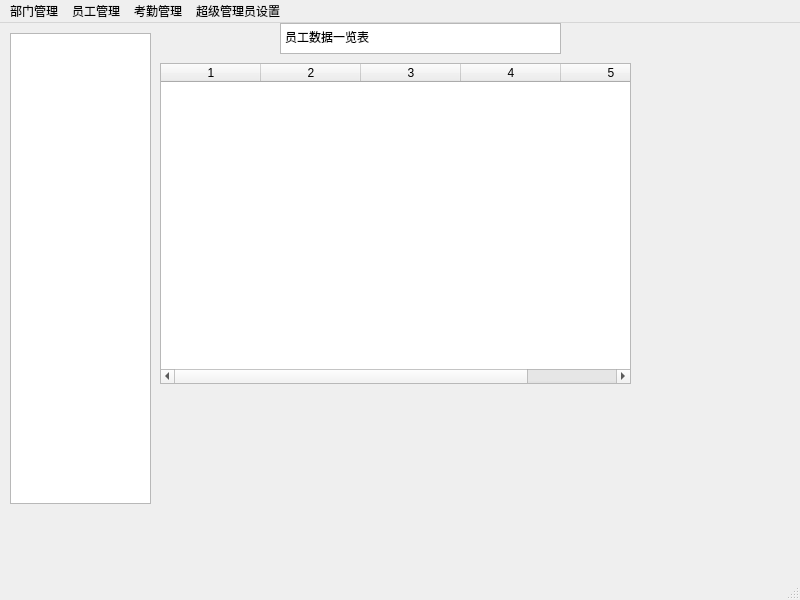
Before: the Qt Designer form superadmin.ui in liujitong/enterprise-attendance-mannagement-system_byQt6, drawn with Qt 5.
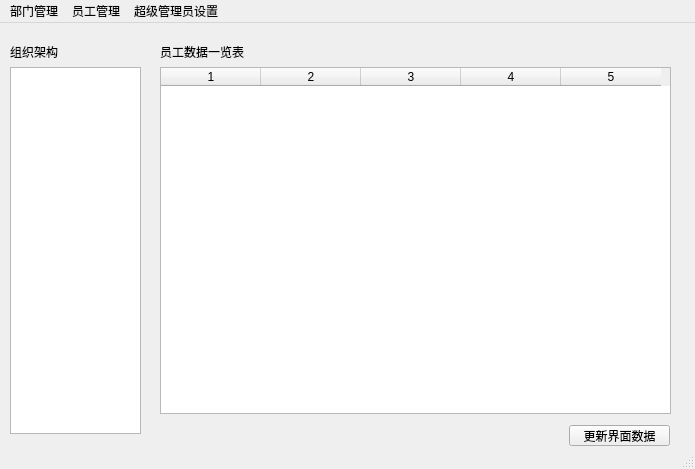
After: the same form once the commit is applied. Icons and pictures are not drawn.

Diff of the .ui file:
```diff
--- a/superadmin.ui
+++ b/superadmin.ui
@@ -6,50 +6,69 @@
    <rect>
     <x>0</x>
     <y>0</y>
-    <width>800</width>
-    <height>600</height>
+    <width>695</width>
+    <height>469</height>
    </rect>
   </property>
   <widget class="QWidget" name="centralwidget">
-   <widget class="QTreeView" name="treeView">
+   <widget class="QPushButton" name="upadate">
+    <property name="geometry">
+     <rect>
+      <x>569</x>
+      <y>402</y>
+      <width>101</width>
+      <height>21</height>
+     </rect>
+    </property>
+    <property name="text">
+     <string>更新界面数据</string>
+    </property>
+   </widget>
+   <widget class="QWidget" name="layoutWidget">
     <property name="geometry">
      <rect>
       <x>10</x>
-      <y>10</y>
-      <width>141</width>
-      <height>471</height>
+      <y>20</y>
+      <width>131</width>
+      <height>391</height>
      </rect>
     </property>
-   </widget>
-   <widget class="QTextBrowser" name="textBrowser">
-    <property name="geometry">
-     <rect>
-      <x>280</x>
-      <y>0</y>
-      <width>281</width>
-      <height>31</height>
-     </rect>
-    </property>
-    <property name="html">
-     <string>&lt;!DOCTYPE HTML PUBLIC &quot;-//W3C//DTD HTML 4.0//EN&quot; &quot;http://www.w3.org/TR/REC-html40/strict.dtd&quot;&gt;
-&lt;html&gt;&lt;head&gt;&lt;meta name=&quot;qrichtext&quot; content=&quot;1&quot; /&gt;&lt;meta charset=&quot;utf-8&quot; /&gt;&lt;style type=&quot;text/css&quot;&gt;
-p, li { white-space: pre-wrap; }
-hr { height: 1px; border-width: 0; }
-li.unchecked::marker { content: &quot;\2610&quot;; }
-li.checked::marker { content: &quot;\2612&quot;; }
-&lt;/style&gt;&lt;/head&gt;&lt;body style=&quot; font-family:'Microsoft YaHei UI'; font-size:9pt; font-weight:400; font-style:normal;&quot;&gt;
-&lt;p style=&quot; margin-top:0px; margin-bottom:0px; margin-left:0px; margin-right:0px; -qt-block-indent:0; text-indent:0px;&quot;&gt;员工数据一览表&lt;/p&gt;&lt;/body&gt;&lt;/html&gt;</string>
-    </property>
-   </widget>
-   <widget class="QTableWidget" name="ALL">
+    <layout class="QVBoxLayout" name="verticalLayout_2">
+     <item>
+      <widget class="QLabel" name="label_2">
+       <property name="text">
+        <string>组织架构</string>
+       </property>
+      </widget>
+     </item>
+     <item>
+      <widget class="QTreeView" name="treeView">
+       <property name="headerHidden">
+        <bool>true</bool>
+       </property>
+      </widget>
+     </item>
+    </layout>
+   </widget>
+   <widget class="QWidget" name="layoutWidget">
     <property name="geometry">
      <rect>
       <x>160</x>
-      <y>40</y>
-      <width>471</width>
-      <height>321</height>
+      <y>20</y>
+      <width>511</width>
+      <height>371</height>
      </rect>
     </property>
+    <layout class="QVBoxLayout" name="verticalLayout">
+     <item>
+      <widget class="QLabel" name="label">
+       <property name="text">
+        <string>员工数据一览表</string>
+       </property>
+      </widget>
+     </item>
+     <item>
+      <widget class="QTableWidget" name="ALL">
     <property name="rowCount">
      <number>0</number>
     </property>
@@ -62,6 +81,9 @@
     <column/>
     <column/>
    </widget>
+     </item>
+    </layout>
+   </widget>
   </widget>
   <widget class="QStatusBar" name="statusbar"/>
   <widget class="QMenuBar" name="menubar">
@@ -69,8 +91,8 @@
     <rect>
      <x>0</x>
      <y>0</y>
-     <width>800</width>
-     <height>21</height>
+     <width>695</width>
+     <height>20</height>
     </rect>
    </property>
    <widget class="QMenu" name="menu">
@@ -97,11 +119,6 @@
     <addaction name="actionreanew"/>
     <addaction name="actionedit_2"/>
    </widget>
-   <widget class="QMenu" name="menu_3">
-    <property name="title">
-     <string>考勤管理</string>
-    </property>
-   </widget>
    <widget class="QMenu" name="menu_4">
     <property name="title">
      <string>超级管理员设置</string>
@@ -111,7 +128,6 @@
    </widget>
    <addaction name="menu"/>
    <addaction name="menu_2"/>
-   <addaction name="menu_3"/>
    <addaction name="menu_4"/>
   </widget>
   <action name="actionss">
```
Left out of the diff: 14 changed lines with no effect on the pictures. Lines whose indentation alone changed are shown as unchanged.
